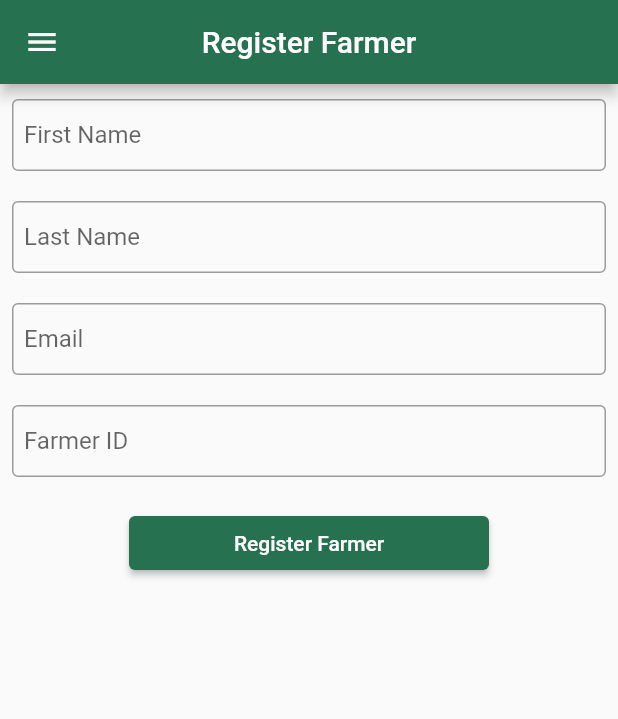
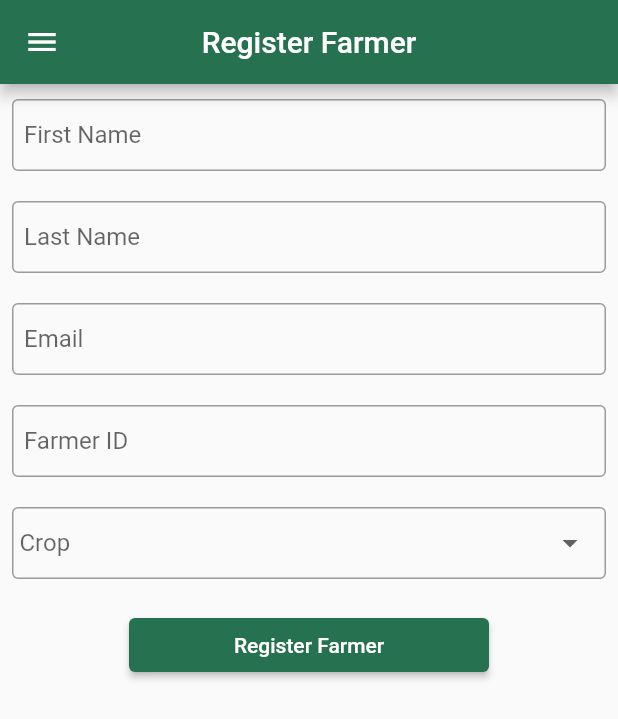
Before and after one commit to rog33zy/sezil_app, a Flutter app: the RegisterSezilFarmerScreen screen opened by its route, on a phone screen of 412 x 824 dp. Shown: the top 719 px of the screen. Run offline on Flutter 3.47's test engine with Material 2 defaults, Android fonts, the phone set to English and light mode, and no system bars; our stand-ins replace location, nanoid, recase, shared_preferences, sqflite; missing offline and left inert: jwt_decode, qr_code_scanner; accounts and stored records are empty.

Commit message:
auth started

```diff
--- a/lib/components/UI/AppDrawer.dart
+++ b/lib/components/UI/AppDrawer.dart
@@ -20,7 +20,7 @@ class AppDrawer extends StatelessWidget {
       child: Column(
         children: [
           AppBar(
-            title: Text('Hello ${authProvider.firstName![0]}Farmer'),
+            title: Text('Hello ${authProvider.firstName!}'),
             automaticallyImplyLeading: false,
           ),
           ListTile(
--- /dev/null
+++ b/lib/constants/BaseUrls.dart
@@ -0,0 +1,4 @@
+class BaseUrls {
+  static const authBaseUrl = "2e5c-41-60-176-237.ngrok.io";
+  static const sourceUrl = "8c39-41-60-176-237.ngrok.io";
+}
--- a/lib/models/UserModel.dart
+++ b/lib/models/UserModel.dart
@@ -2,8 +2,10 @@ class UserModel {
   String? firstName;
   String? lastName;
   String? username;
+  String? password;
   String? email;
   String? farmerId;
+  String? crop;
   bool isHRAdmin;
   bool isSezilMotherTrialFarmer;
 
@@ -11,8 +13,10 @@ class UserModel {
     this.firstName,
     this.lastName,
     this.username,
+    this.password,
     this.email,
     this.farmerId,
+    this.crop,
     this.isHRAdmin = false,
     this.isSezilMotherTrialFarmer = true,
   });
--- a/lib/providers/RegisterSezilFarmerProvider.dart
+++ b/lib/providers/RegisterSezilFarmerProvider.dart
@@ -51,6 +51,7 @@ class RegisterSezilFarmerProvider with ChangeNotifier {
         {
           'username': username,
           'farmer_id': newUserObject.farmerId,
+          'crop': newUserObject.crop,
         },
       ),
       headers: {
--- a/lib/screens/HomePageScreen.dart
+++ b/lib/screens/HomePageScreen.dart
@@ -87,7 +87,7 @@ class HomePageScreen extends StatelessWidget {
 
     return Scaffold(
       appBar: AppBar(
-        title: Text('Welcome, ${authProvider.firstName![0]}Farmer 😃'),
+        title: Text('Welcome, ${authProvider.firstName!} 😃'),
         centerTitle: true,
         // backgroundColor: Theme.of(context).primaryColor,
         backgroundColor: Color(0xFF257150),
--- a/lib/screens/RegisterSezilFarmerScreen.dart
+++ b/lib/screens/RegisterSezilFarmerScreen.dart
@@ -10,6 +10,7 @@ import '../models/UserModel.dart';
 
 import '../components/UI/AppDrawer.dart';
 import '../components/forms/GenericTextField.dart';
+import '../components/forms/DropdownTextField.dart';
 
 class RegisterSezilFarmerScreen extends StatefulWidget {
   const RegisterSezilFarmerScreen({Key? key}) : super(key: key);
@@ -55,6 +56,10 @@ class _RegisterSezilFarmerScreenState extends State<RegisterSezilFarmerScreen> {
     newUserObject.farmerId = value.toUpperCase();
   }
 
+  void Function()? updateCropValue(String value) {
+    newUserObject.crop = value;
+  }
+
   @override
   Widget build(BuildContext context) {
     return Scaffold(
@@ -85,7 +90,18 @@ class _RegisterSezilFarmerScreenState extends State<RegisterSezilFarmerScreen> {
               GenericTextField(
                 labelText: 'Farmer ID',
                 validator: _generalValidator(),
-                updateTextFieldInAllInputsMap: updateLastNameValue,
+                updateTextFieldInAllInputsMap: updateFarmerIdValue,
+              ),
+              DropdownTextField(
+                labelText: 'Crop',
+                listOfValues: <String>[
+                  'Maize',
+                  'Beans',
+                  'Sorghum',
+                  'Sunflower',
+                ],
+                hintText: 'Please select crop',
+                updateDropDownValuesInAllInputsMap: updateCropValue,
               ),
               if (_isLoading) const CircularProgressIndicator(),
               if (!_isLoading)
@@ -124,7 +140,7 @@ class _RegisterSezilFarmerScreenState extends State<RegisterSezilFarmerScreen> {
                                 .catchError((error) {
                               setState(() {
                                 _isLoading = false;
-                                _errorMessage = error;
+                                _errorMessage = error.toString();
                               });
                             });
                           }
```
Also changed, not shown: lib/main.dart (+8 -1 lines), lib/providers/AuthProvider.dart (+125 -25 lines), lib/screens/LoginScreen.dart (+13 -10 lines).
